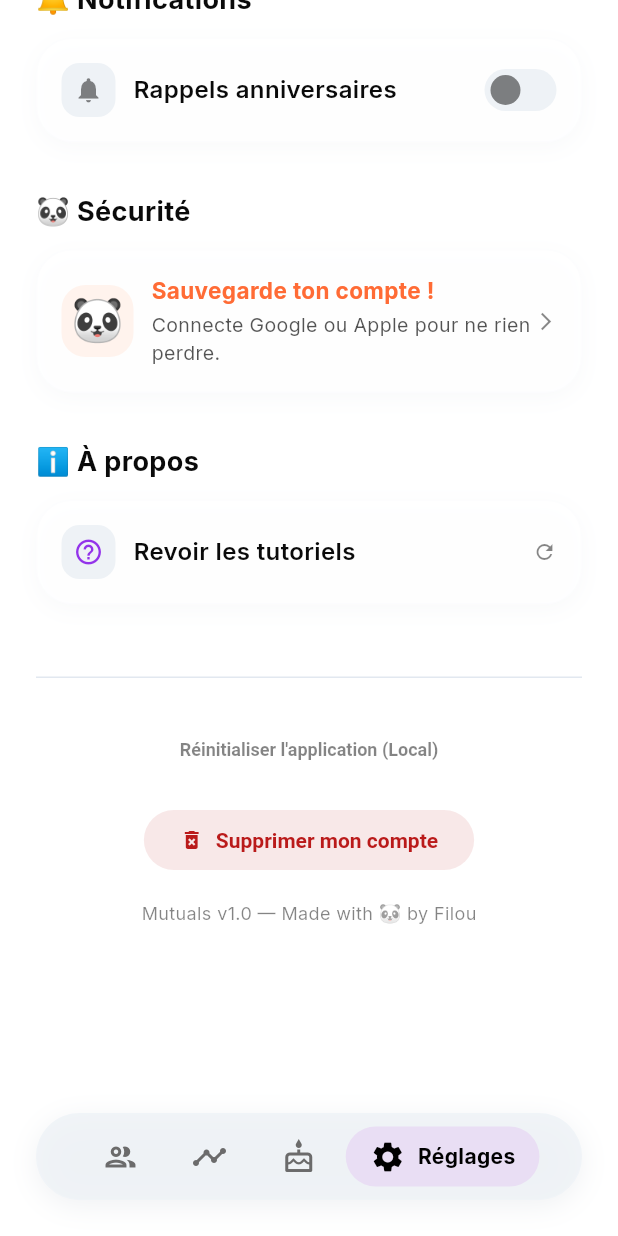
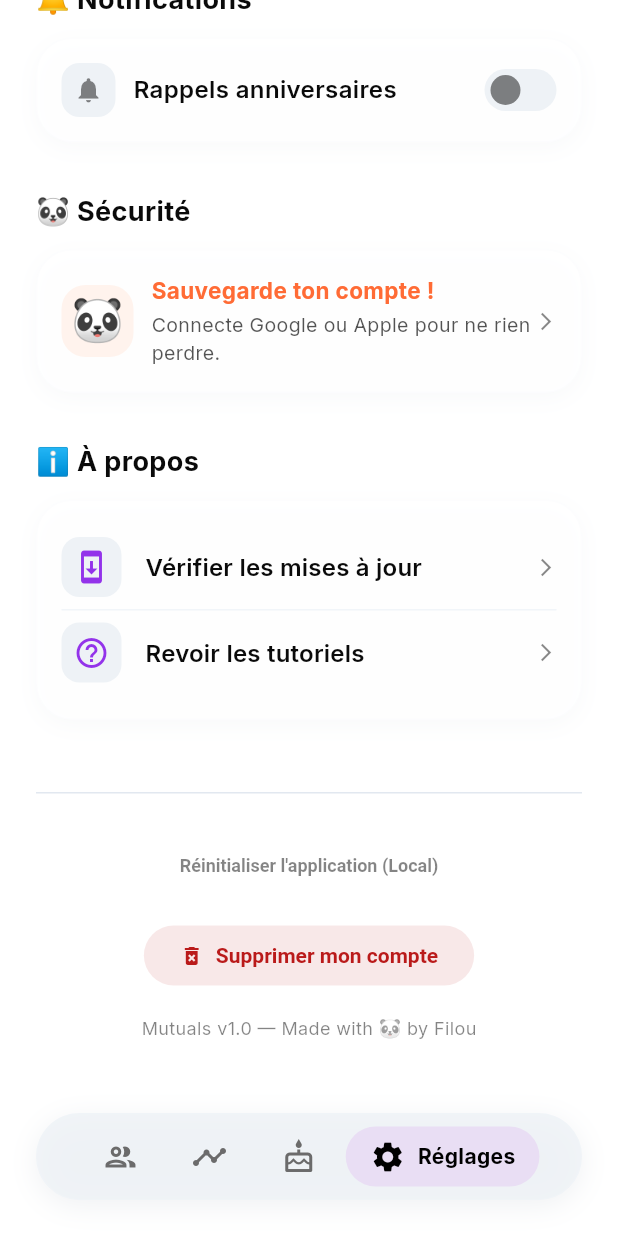
Before and after one commit to fnnktkygl-code/mutuals, a Flutter app: the HomeScreen screen opened directly, item 4 of the bottom bar chosen, scrolled down 533 dp, on a phone screen of 412 x 824 dp. Run offline on Flutter 3.47's test engine with Material 3 defaults, Android fonts, the phone set to English and light mode, and no system bars; our stand-ins replace animate_do, cloud_firestore, confetti, firebase_auth, firebase_core, flutter_contacts and 8 more; missing offline and left inert: tutorial_coach_mark; accounts and stored records are empty; network calls fail.

Commit message:
Add debug update button 1.0.1+4

```diff
--- a/docs/version.json
+++ b/docs/version.json
@@ -1,6 +1,6 @@
 {
-    "version": "1.0.1+3",
-    "buildNumber": 3,
+    "version": "1.0.1+4",
+    "buildNumber": 4,
     "downloadUrl": "https://fnnktkygl-code.github.io/mutuals/downloads/famille-app-release.apk",
-    "releaseNotes": "Correctif: Permissions d'édition de profil et affichage 'Moi'."
+    "releaseNotes": "Nouveau: Bouton pour vérifier les mises à jour dans les réglages."
 }
--- a/lib/screens/settings_screen.dart
+++ b/lib/screens/settings_screen.dart
@@ -1,6 +1,7 @@
 import 'package:flutter/material.dart';
 import 'package:provider/provider.dart';
 import '../services/app_state.dart';
+import '../services/update_service.dart';
 
 import '../widgets/glass_card.dart';
 import '../theme/app_theme.dart';
@@ -190,9 +191,38 @@ class SettingsScreen extends StatelessWidget {
             // About Section
             _buildSectionTitle(context, 'ℹ️ À propos'),
             const SizedBox(height: 12),
-            GlassCard(
-              padding: const EdgeInsets.all(16),
-              onTap: () async {
+              GlassCard(
+                padding: const EdgeInsets.all(16),
+                child: Column(
+                  children: [
+                    ListTile(
+                      contentPadding: EdgeInsets.zero,
+                      leading: Container(
+                        padding: const EdgeInsets.all(8),
+                        decoration: BoxDecoration(
+                          color: context.surfaceVariant,
+                          borderRadius: BorderRadius.circular(12),
+                        ),
+                        child: Icon(Icons.system_update, color: context.colors.primary),
+                      ),
+                      title: Text('Vérifier les mises à jour', style: TextStyle(fontWeight: FontWeight.w600, color: context.textColor)),
+                      trailing: Icon(Icons.arrow_forward_ios, size: 14, color: context.textTertiary),
+                      onTap: () => UpdateService().checkForUpdates(context, manualTrigger: true),
+                    ),
+                    const Divider(),
+                    ListTile(
+                      contentPadding: EdgeInsets.zero,
+                      leading: Container(
+                        padding: const EdgeInsets.all(8),
+                        decoration: BoxDecoration(
+                          color: context.surfaceVariant,
+                          borderRadius: BorderRadius.circular(12),
+                        ),
+                        child: Icon(Icons.help_outline, color: context.colors.primary),
+                      ),
+                      title: const Text('Revoir les tutoriels', style: TextStyle(fontWeight: FontWeight.w600)),
+                      trailing: Icon(Icons.arrow_forward_ios, size: 14, color: context.textTertiary),
+                      onTap: () async {
                 final confirm = await showDialog<bool>(
                   context: context,
                   builder: (context) => AlertDialog(
@@ -213,35 +243,7 @@ class SettingsScreen extends StatelessWidget {
                      );
                    }
                 }
-              },
-              child: Row(
-                children: [
-                   Container(
-                    padding: const EdgeInsets.all(8),
-                    decoration: BoxDecoration(
-                      color: context.surfaceVariant,
-                      borderRadius: BorderRadius.circular(12),
-                    ),
-                    child: Icon(
-                      Icons.help_outline,
-                      color: context.accent,
-                      size: 20,
-                    ),
-                  ),
-                  const SizedBox(width: 12),
-                  Text(
-                    'Revoir les tutoriels',
-                    style: TextStyle(
-                      fontSize: 16,
-                      fontWeight: FontWeight.w600,
-                      color: context.textColor,
-                    ),
-                  ),
-                  const Spacer(),
-                  Icon(
-                    Icons.refresh,
-                    color: context.textTertiary,
-                    size: 16,
+                    },
                   ),
                 ],
               ),
--- a/pubspec.yaml
+++ b/pubspec.yaml
@@ -16,7 +16,7 @@ publish_to: 'none' # Remove this line if you wish to publish to pub.dev
 # https://developer.apple.com/library/archive/documentation/General/Reference/InfoPlistKeyReference/Articles/CoreFoundationKeys.html
 # In Windows, build-name is used as the major, minor, and patch parts
 # of the product and file versions while build-number is used as the build suffix.
-version: 1.0.1+3
+version: 1.0.1+4
 
 environment:
   sdk: ^3.10.7
```
Also changed, not shown: lib/services/update_service.dart (+14 -1 lines).
